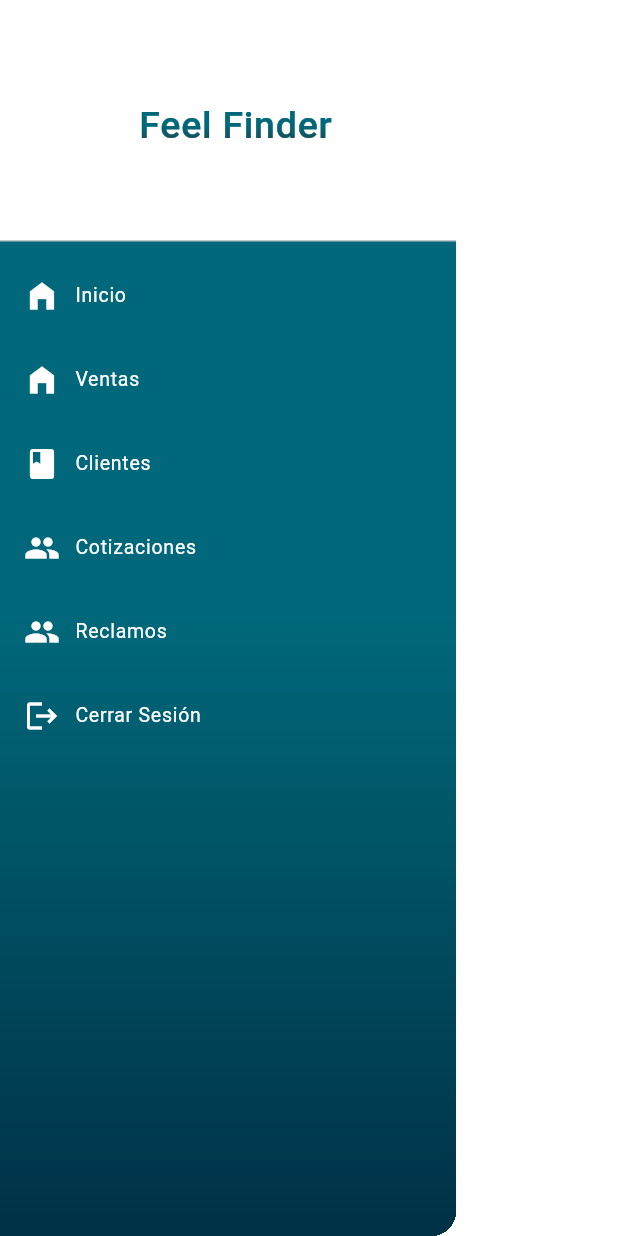
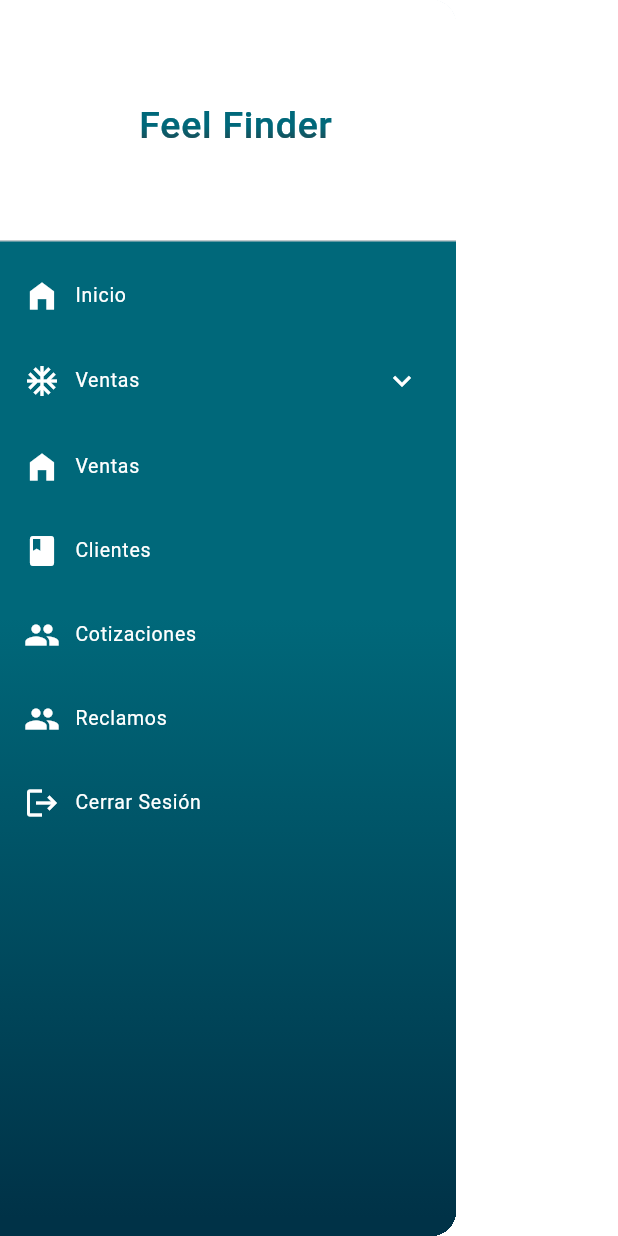
Before and after one commit to Saiken1107/FeelFinder_Movil_CRM-Flutter-_1003, a Flutter app: the AppDrawer widget shown alone on an empty page, opened directly, on a phone screen of 412 x 824 dp. Run offline on Flutter 3.47's test engine with Material 3 defaults, Android fonts, the phone set to English and light mode, and no system bars; drawn by our look-alikes of simple_gradient_text; our stand-ins replace flutter_easyloading, hive_flutter; accounts and stored records are empty.

Commit message:
06-11-2024 Cambios wn mwnu

```diff
--- a/lib/views/screens/drawer_pages/home_page.dart
+++ b/lib/views/screens/drawer_pages/home_page.dart
@@ -1,4 +1,6 @@
+import 'package:feelfinder_mobile/providers/drawer_screen_provider.dart';
 import 'package:flutter/material.dart';
+import 'package:provider/provider.dart';
 
 class HomePage extends StatefulWidget {
   const HomePage({super.key});
@@ -77,14 +79,14 @@ class _HomePageState extends State<HomePage> {
                     texto: "Ventas",
                     icono: Icons.book,
                     onTap: () {
-                      // Provider.of<DrawerScreenProvider>(context, listen: false).changeCurrentScreen(CustomScreensEnum.materiasPage);
+                      Provider.of<DrawerScreenProvider>(context, listen: false).changeCurrentScreen(CustomScreensEnum.ventasPage);
                     },
                   ),
                   BotonMenu(
                     texto: "Clientes",
                     icono: Icons.group,
                     onTap: () {
-                      // Provider.of<DrawerScreenProvider>(context, listen: false).changeCurrentScreen(CustomScreensEnum.gruposPage);
+                      Provider.of<DrawerScreenProvider>(context, listen: false).changeCurrentScreen(CustomScreensEnum.clientesPage);
                     },
                   ),
                   BotonMenu(
--- a/lib/views/widgets/app_drawer.dart
+++ b/lib/views/widgets/app_drawer.dart
@@ -76,6 +76,36 @@ class AppDrawer extends StatelessWidget {
                       .changeCurrentScreen(CustomScreensEnum.homePage);
                   Navigator.pop(context);
                 }),
+            ExpansionTile(
+              title: Row(children: [
+                Icon(Icons.ac_unit_outlined),
+                SizedBox(
+                  width: 10,
+                ),
+                Text(
+                  "Ventas",
+                  style: TextStyle(fontSize: 13),
+                )
+              ]),
+              collapsedTextColor: Colors.white,
+              collapsedIconColor: Colors.white,
+              iconColor: Colors.white,
+              textColor: Colors.white,
+              children: [
+                ListTile(
+                  title: Text('Element 1.2'),
+                  onTap: () {
+                    Navigator.pop(context);
+                  },
+                ),
+                ListTile(
+                  title: Text('Element 1.3'),
+                  onTap: () {
+                    Navigator.pop(context);
+                  },
+                ),
+              ],
+            ),
             DrawerTile(
                 title: 'Ventas',
                 icon: Icons.home_filled,
```
